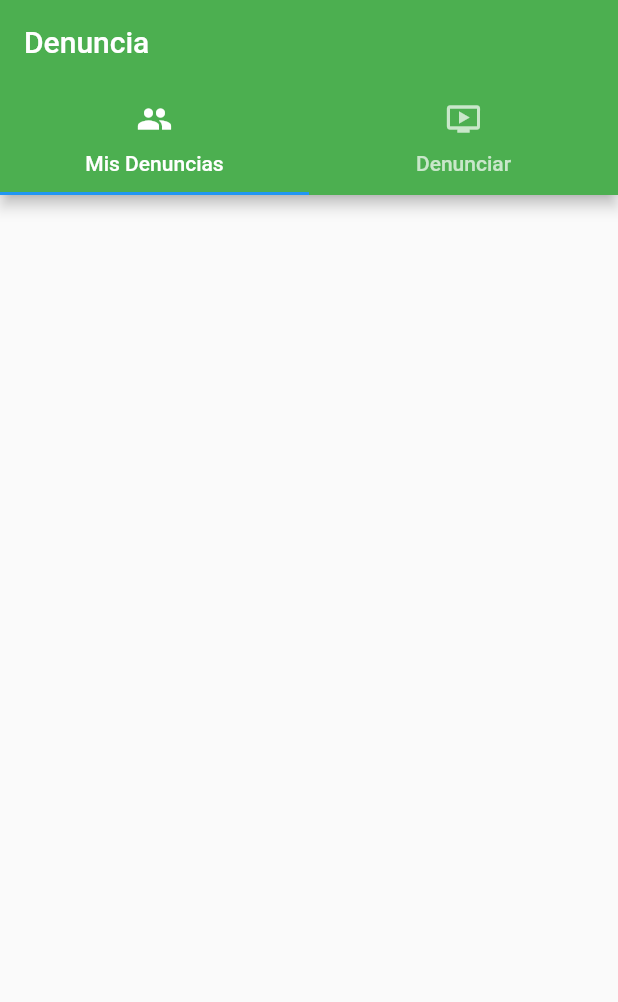
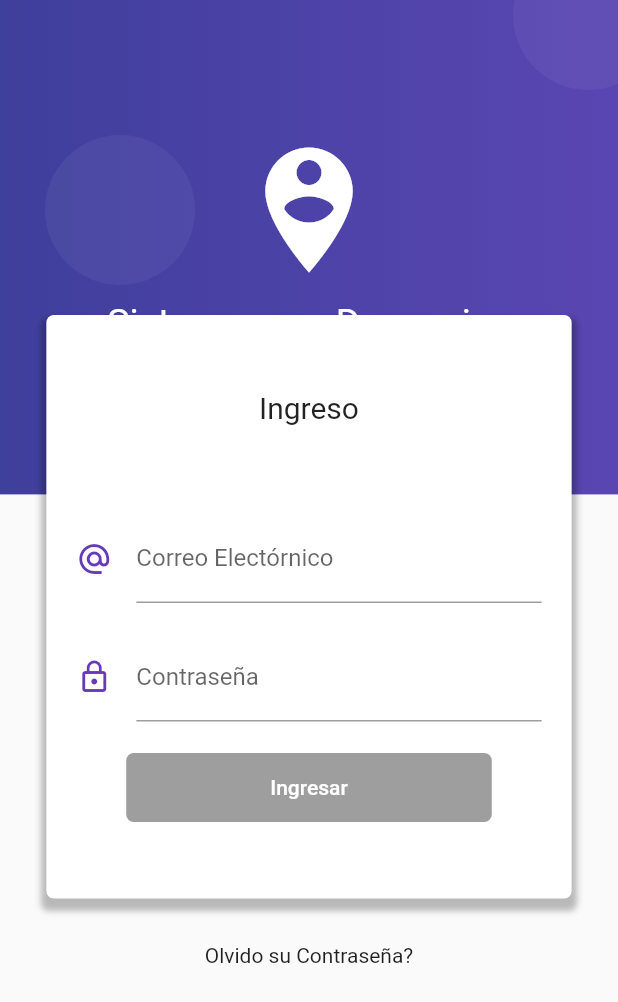
Before and after one commit to aquispe2/denuncias_front_movil, a Flutter app: the screen it shows after launch, on a phone screen of 412 x 824 dp. Shown: the top 1002 px of the screen. Run offline on Flutter 3.47's test engine with Material 2 defaults, Android fonts, the phone set to English and light mode, and no system bars; our stand-ins replace rxdart.

Commit message:
Se ha creado el login

```diff
--- a/lib/main.dart
+++ b/lib/main.dart
@@ -1,56 +1,22 @@
 import 'package:flutter/material.dart';
-import 'package:nuevoproyecto/pages/form_denuncias.dart';
-import 'package:nuevoproyecto/pages/denuncias.dart';
+import 'package:nuevoproyecto/src/bloc/provider.dart';
+import 'package:nuevoproyecto/src/pages/home_page.dart';
+import 'package:nuevoproyecto/src/pages/login_page.dart';
 
-
-void main() {
-  runApp(new MaterialApp(
-   home: MyTabs(),
-  ));
+void main() => runApp(MyApp());
+class MyApp extends StatelessWidget {
+ @override
+ Widget build(BuildContext context) {
+  return  Provider(child: MaterialApp(
+      debugShowCheckedModeBanner: false,
+      title: 'Material',
+    initialRoute: 'login',
+    routes: {
+      'login':(BuildContext context )=> LoginPage(),
+      'home':(BuildContext context )=> HomePage()
+    },
+    theme: ThemeData(primaryColor: Colors.deepPurple),
+    )
+  );
+ }
 }
-
-
-class MyTabs extends StatefulWidget {
-  @override
-  _MyTabsState createState() => new _MyTabsState();
- }
-
-
-class _MyTabsState extends State<MyTabs>  with SingleTickerProviderStateMixin {
-  TabController controller;
-  @override
-  void initState() {
-      // TODO: implement initState
-      super.initState();
-      controller = new TabController(length: 2, vsync: this);
-    }
-  @override
-  Widget build(BuildContext context) {
-   return new Scaffold(
-     appBar: new AppBar(
-       title: new Text("Denuncia"),
-       backgroundColor: Colors.green,
-
-       bottom: new TabBar(
-         tabs: <Widget>[
-           new Tab(
-             icon: new Icon(Icons.people),
-             text: "Mis Denuncias",
-           ),
-          new Tab(
-             icon: new Icon(Icons.ondemand_video),
-            text: "Denunciar",
-           ),
-         ],
-         controller: controller,
-       ),
-     ),
-    body: new TabBarView(
-      children: <Widget>[
-         new Denuncias(), new FormDenuncias()
-      ],
-      controller: controller
-    )
-   );
-  }
-}
--- /dev/null
+++ b/lib/main2.dart
@@ -0,0 +1,56 @@
+import 'package:flutter/material.dart';
+import 'package:nuevoproyecto/pages/form_denuncias.dart';
+import 'package:nuevoproyecto/pages/denuncias.dart';
+
+
+void main() {
+  runApp(new MaterialApp(
+   home: MyTabs(),
+  ));
+}
+
+
+class MyTabs extends StatefulWidget {
+  @override
+  _MyTabsState createState() => new _MyTabsState();
+ }
+
+
+class _MyTabsState extends State<MyTabs>  with SingleTickerProviderStateMixin {
+  TabController controller;
+  @override
+  void initState() {
+      // TODO: implement initState
+      super.initState();
+      controller = new TabController(length: 2, vsync: this);
+    }
+  @override
+  Widget build(BuildContext context) {
+   return new Scaffold(
+     appBar: new AppBar(
+       title: new Text("Denuncia"),
+       backgroundColor: Colors.green,
+
+       bottom: new TabBar(
+         tabs: <Widget>[
+           new Tab(
+             icon: new Icon(Icons.people),
+             text: "Mis Denuncias",
+           ),
+          new Tab(
+             icon: new Icon(Icons.ondemand_video),
+            text: "Denunciar",
+           ),
+         ],
+         controller: controller,
+       ),
+     ),
+    body: new TabBarView(
+      children: <Widget>[
+         new Denuncias(), new FormDenuncias()
+      ],
+      controller: controller
+    )
+   );
+  }
+}
--- /dev/null
+++ b/lib/src/bloc/login_bloc.dart
@@ -0,0 +1,32 @@
+import 'dart:async';
+
+import 'package:nuevoproyecto/src/bloc/validators.dart';
+import 'package:rxdart/rxdart.dart';
+
+class LoginBloc with Validators {
+
+  final _emailController = BehaviorSubject<String>();
+  final _passwordController = BehaviorSubject<String>();
+
+
+
+  //Recuperar los datos del string
+  Stream<String> get emailStream => _emailController.stream.transform(validarEmail) ;
+  Stream<String> get passwordStream => _passwordController.stream.transform(validarPassword);
+
+  Stream<bool> get formValidStream =>  Observable.combineLatest2(emailStream, passwordStream, (e , p)=> true);
+
+  //insertar valores al Stream
+  Function(String) get changeEmail => _emailController.sink.add;
+  Function(String) get changePassword => _passwordController.sink.add;
+
+//Obtener el utlimo valor ingreasdo a los string
+
+String get email => _emailController.value;
+String get password => _passwordController.value;
+
+  dispose(){
+    _emailController?.close();
+    _passwordController?.close();
+  }
+}
--- /dev/null
+++ b/lib/src/bloc/provider.dart
@@ -0,0 +1,20 @@
+import 'package:flutter/material.dart';
+import 'package:nuevoproyecto/src/bloc/login_bloc.dart';
+export  'package:nuevoproyecto/src/bloc/login_bloc.dart';
+
+class Provider extends InheritedWidget {
+  final loginBloc = LoginBloc();
+
+  Provider({Key key,Widget child})
+    : super(key:key,child:child);
+
+
+  @override
+  bool updateShouldNotify(InheritedWidget oldWidget)=> true;
+
+  static LoginBloc of ( BuildContext context ){
+    return ( context.inheritFromWidgetOfExactType(Provider) as Provider ).loginBloc;
+
+  }
+
+}
--- /dev/null
+++ b/lib/src/bloc/validators.dart
@@ -0,0 +1,28 @@
+import 'dart:async';
+
+class Validators{
+
+
+  final validarEmail = StreamTransformer<String,String>.fromHandlers(
+    handleData: (email,sink) {
+      Pattern pattern = r'^(([^<>()[\]\\.,;:\s@\"]+(\.[^<>()[\]\\.,;:\s@\"]+)*)|(\".+\"))@((\[[0-9]{1,3}\.[0-9]{1,3}\.[0-9]{1,3}\.[0-9]{1,3}\])|(([a-zA-Z\-0-9]+\.)+[a-zA-Z]{2,}))$';
+      RegExp regExp = new RegExp(pattern);
+      if(regExp.hasMatch(email)){
+        sink.add(email);
+      }else {
+        sink.addError('Email no es Correcto');
+      }
+    }
+  );
+
+
+  final validarPassword = StreamTransformer<String,String>.fromHandlers(
+    handleData: (password,sink) {
+      if (password.length>=6){
+        sink.add(password);
+      }else {
+        sink.addError('Mas de 6 Caracteres porfavor');
+      }
+    }
+  );
+}
--- /dev/null
+++ b/lib/src/pages/home_page.dart
@@ -0,0 +1,21 @@
+import 'package:flutter/material.dart';
+import 'package:nuevoproyecto/src/bloc/provider.dart';
+class HomePage extends StatelessWidget {
+ @override
+ Widget build(BuildContext context) {
+
+   final bloc = Provider.of(context);
+  return  Scaffold(
+    appBar: AppBar(
+      title: Column(
+        crossAxisAlignment: CrossAxisAlignment.center,
+        children: <Widget>[
+          Text('Email: ${bloc.email}'),
+          Text('Password : ${bloc.password}'),
+        ],
+      )
+    ),
+
+ );
+ }
+}
--- /dev/null
+++ b/lib/src/pages/login_page.dart
@@ -0,0 +1,182 @@
+import 'package:flutter/material.dart';
+import 'package:nuevoproyecto/src/bloc/provider.dart';
+
+class LoginPage extends StatelessWidget {
+  @override
+  Widget build(BuildContext context) {
+    return Scaffold(
+        body: Stack(
+      children: <Widget>[
+        _crearFondo(context),
+        _loginForm(context),
+      ],
+    ));
+  }
+
+  Widget _loginForm(BuildContext context) {
+    final bloc = Provider.of(context);
+    final size = MediaQuery.of(context).size;
+
+    return SingleChildScrollView(
+      child: Column(
+        children: <Widget>[
+          SafeArea(
+            child: Container(
+              height: 180.0,
+            ),
+          ),
+          Container(
+            width: size.width * 0.85,
+            padding: EdgeInsets.symmetric(vertical: 50.0),
+            margin: EdgeInsets.symmetric(vertical: 30.0),
+            decoration: BoxDecoration(
+                color: Colors.white,
+                borderRadius: BorderRadius.circular(5.0),
+                boxShadow: <BoxShadow>[
+                  BoxShadow(
+                      color: Colors.black26,
+                      blurRadius: 3.0,
+                      offset: Offset(0.0, 5.0),
+                      spreadRadius: 3.0)
+                ]),
+            child: Column(
+              children: <Widget>[
+                Text('Ingreso', style: TextStyle(fontSize: 20.0)),
+                SizedBox(height: 60.0),
+                _crearEmail(bloc),
+                SizedBox(height: 20.0),
+                _crearPassword(bloc),
+                SizedBox(height: 20.0),
+                _crearBoton(bloc)
+              ],
+            ),
+          ),
+          Text('Olvido su Contraseña?'),
+          SizedBox(
+            height: 10.0,
+          )
+        ],
+      ),
+    );
+  }
+
+  Widget _crearEmail(LoginBloc bloc) {
+    return StreamBuilder(
+      stream: bloc.emailStream,
+      builder: (BuildContext context, AsyncSnapshot snapshot) {
+        return Container(
+          padding: EdgeInsets.symmetric(horizontal: 20.0),
+          child: TextField(
+            keyboardType: TextInputType.emailAddress,
+            decoration: InputDecoration(
+                icon: Icon(
+                  Icons.alternate_email,
+                  color: Colors.deepPurple,
+                ),
+                hintText: 'Ejemplo@correo.com',
+                labelText: 'Correo Electórnico',
+                counterText: snapshot.data,
+                errorText: snapshot.error),
+            onChanged: bloc.changeEmail,
+          ),
+        );
+      },
+    );
+  }
+
+  Widget _crearPassword(LoginBloc bloc) {
+    return StreamBuilder(
+      stream: bloc.passwordStream,
+      builder: (BuildContext context, AsyncSnapshot snapshot) {
+        return Container(
+          padding: EdgeInsets.symmetric(horizontal: 20.0),
+          child: TextField(
+            obscureText: true,
+            decoration: InputDecoration(
+                icon: Icon(
+                  Icons.lock_outline,
+                  color: Colors.deepPurple,
+                ),
+                labelText: 'Contraseña',
+                counterText: snapshot.data,
+                errorText: snapshot.error),
+            onChanged: bloc.changePassword,
+          ),
+        );
+      },
+    );
+  }
+
+  Widget _crearBoton(LoginBloc bloc) {
+    return StreamBuilder(
+        stream: bloc.formValidStream,
+        builder: (BuildContext context, AsyncSnapshot snapshot) {
+          return RaisedButton(
+            child: Container(
+              padding: EdgeInsets.symmetric(horizontal: 80.0, vertical: 15.0),
+              child: Text('Ingresar'),
+            ),
+            shape: RoundedRectangleBorder(
+                borderRadius: BorderRadius.circular(5.0)),
+            elevation: 0.0,
+            color: Colors.deepPurple,
+            textColor: Colors.white,
+            onPressed: snapshot.hasData ? () => _login(bloc,context) : null,
+          );
+        });
+  }
+
+  _login(LoginBloc bloc,BuildContext context) {
+    print('====================');
+    print('Email ${ bloc.email}');
+    print('Pasword ${ bloc.password }');
+    Navigator.pushReplacementNamed(context, 'home');
+  }
+
+  Widget _crearFondo(BuildContext context) {
+    final size = MediaQuery.of(context).size;
+    final fondoMorado = Container(
+      height: size.height * 0.4,
+      width: double.infinity,
+      decoration: BoxDecoration(
+          gradient: LinearGradient(colors: <Color>[
+        Color.fromRGBO(63, 63, 156, 1.0),
+        Color.fromRGBO(90, 70, 178, 1.0)
+      ])),
+    );
+
+    final circulo = Container(
+      width: 100.0,
+      height: 100.0,
+      decoration: BoxDecoration(
+          borderRadius: BorderRadius.circular(100.0),
+          color: Color.fromRGBO(255, 255, 255, 0.05)),
+    );
+
+    return Stack(
+      children: <Widget>[
+        fondoMorado,
+        Positioned(top: 90.0, left: 30.0, child: circulo),
+        Positioned(top: -40.0, right: -30.0, child: circulo),
+        Positioned(bottom: 120.0, right: 20.0, child: circulo),
+        Container(
+          padding: EdgeInsets.only(top: 90.0),
+          child: Column(
+            children: <Widget>[
+              Icon(
+                Icons.person_pin_circle,
+                color: Colors.white,
+                size: 100.0,
+              ),
+              SizedBox(height: 10.0, width: double.infinity),
+              Text(
+                'Sistema para Denuncias',
+                style: TextStyle(color: Colors.white, fontSize: 25.0),
+              )
+            ],
+          ),
+        )
+      ],
+    );
+  }
+}
--- a/pubspec.yaml
+++ b/pubspec.yaml
@@ -27,6 +27,7 @@ dependencies:
   # The following adds the Cupertino Icons font to your application.
   # Use with the CupertinoIcons class for iOS style icons.
   cupertino_icons: ^0.1.2
+  rxdart: ^0.22.0
   http: ^0.12.0
 
 dev_dependencies:
```
Also changed, not shown: assets/logo.png (added), pubspec.lock.
